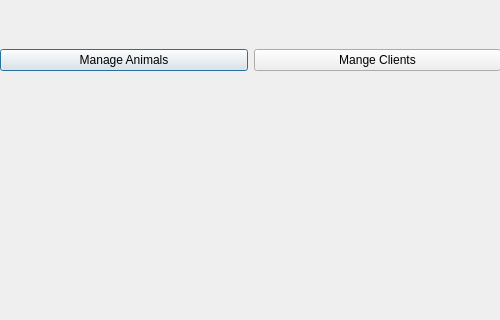
The window that staffportal.ui (ColeMacdonald1709/comp3004) describes before a commit, drawn with Qt 5; both pictures show x 0 to 500 and y 180 to 500 of the 500 by 500 pixel window.
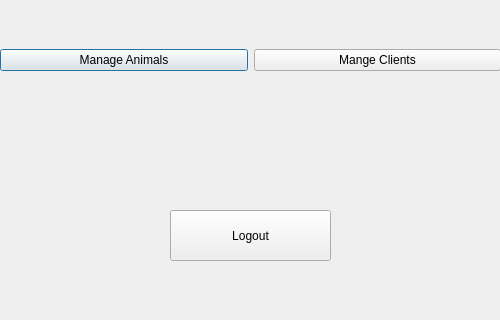
The same window after the commit.

Commit message: Login hides for clients. Staff logouts return to staffportal, portal has logout now

Patch:
```diff
--- a/staffportal.ui
+++ b/staffportal.ui
@@ -57,6 +57,19 @@
     </item>
    </layout>
   </widget>
+  <widget class="QPushButton" name="staff_logout">
+   <property name="geometry">
+    <rect>
+     <x>170</x>
+     <y>390</y>
+     <width>161</width>
+     <height>51</height>
+    </rect>
+   </property>
+   <property name="text">
+    <string>Logout</string>
+   </property>
+  </widget>
  </widget>
  <resources/>
  <connections/>
```
The commit also changes 5 other files.
